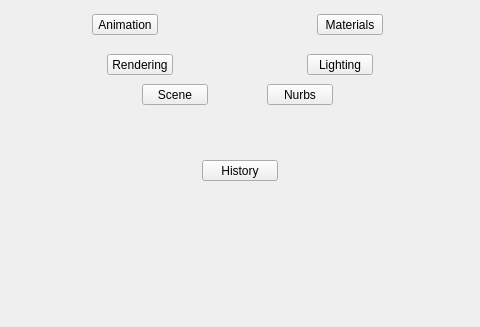
Qt form tentacle/ui/main#startmenu.ui (m3trik/tentacle) before a commit; both pictures show x 137 to 617 and y 279 to 606 of the 753 by 606 pixel window.
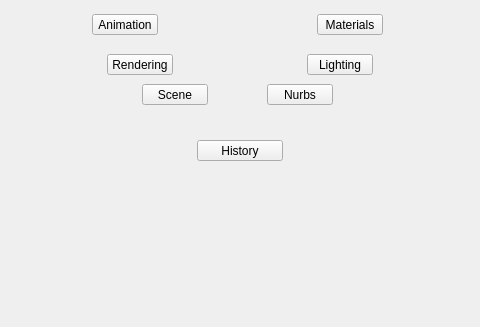
The same form after that commit. Custom widgets are drawn as their Qt base class.

Diff of the .ui file:
```diff
--- a/tentacle/ui/main#startmenu.ui
+++ b/tentacle/ui/main#startmenu.ui
@@ -364,9 +364,9 @@
          <widget class="QPushButton" name="i000">
           <property name="geometry">
            <rect>
-            <x>125</x>
-            <y>30</y>
-            <width>76</width>
+            <x>120</x>
+            <y>10</y>
+            <width>86</width>
             <height>21</height>
            </rect>
           </property>
```
